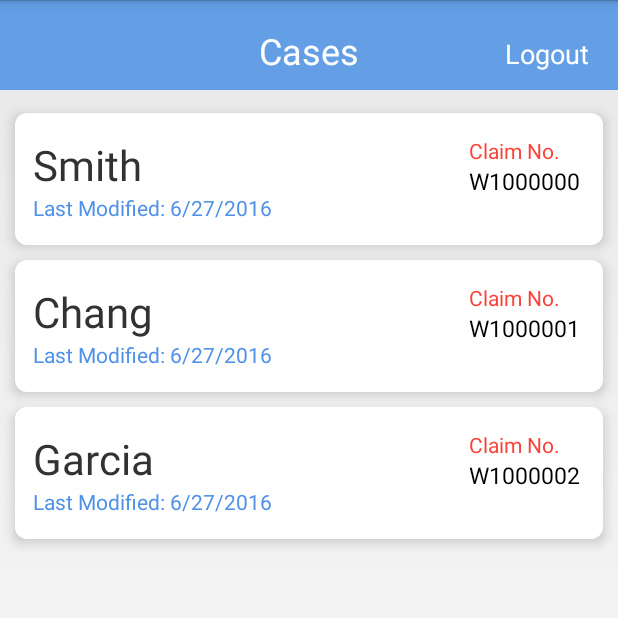
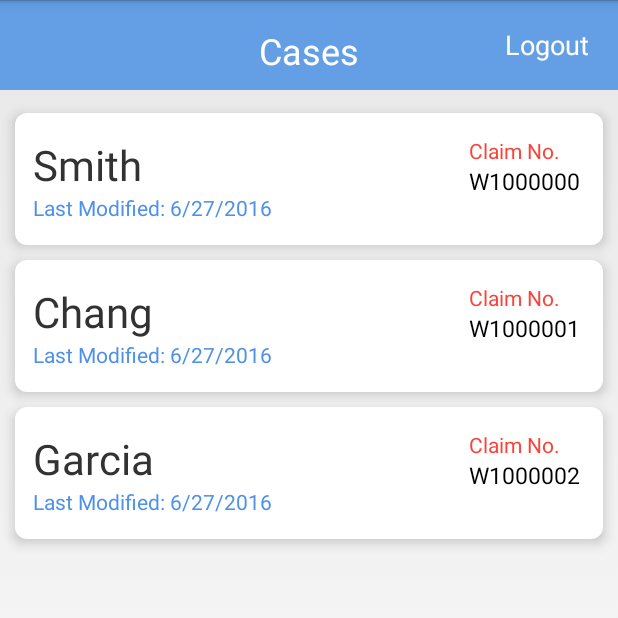
Before and after one commit to loug38/EKVoiceAndroidPrototype, an Android app: the CaseList screen opened directly, with no data from a screen before it, on a phone screen of 412 x 824 dp, the top half of it. Run offline under Robolectric (Android 15) with nearby library versions, the phone set to English and light mode, and no system bars.

Commit message:
presentation version

```diff
--- a/app/src/main/java/datacare/ekvoice/Case.java
+++ b/app/src/main/java/datacare/ekvoice/Case.java
@@ -2,7 +2,6 @@ package datacare.ekvoice;
 
 import java.io.Serializable;
 import java.util.ArrayList;
-import java.util.Vector;
 
 /**
  * Created by Robin on 3/5/2016.
@@ -35,6 +34,8 @@ public class Case implements Serializable{
     public ArrayList<Note> notes;
     public static class Note implements Serializable{
         public String user;
+        public String phone;
+        public String email;
         public String date;
         public String noteText;
         public Contact contact;
--- a/app/src/main/java/datacare/ekvoice/CaseAdapter.java
+++ b/app/src/main/java/datacare/ekvoice/CaseAdapter.java
@@ -4,11 +4,8 @@ import android.content.Context;
 import android.view.LayoutInflater;
 import android.view.View;
 import android.view.ViewGroup;
-import android.widget.AdapterView;
 import android.widget.ArrayAdapter;
 import android.widget.TextView;
-
-import com.ramotion.foldingcell.FoldingCell;
 
 import java.util.ArrayList;
 
--- a/app/src/main/java/datacare/ekvoice/CaseDetailsAdapter.java
+++ b/app/src/main/java/datacare/ekvoice/CaseDetailsAdapter.java
@@ -53,6 +53,7 @@ public class CaseDetailsAdapter extends FragmentActivity {
         });
 
     }
+
     //Tnis method will check to see if each contact has been populated by the JSON parser if the
     //contact is populated it will add it to the list of contacts to display.
     private void makeContactList(Case myCase){
--- a/app/src/main/java/datacare/ekvoice/CaseList.java
+++ b/app/src/main/java/datacare/ekvoice/CaseList.java
@@ -1,12 +1,8 @@
 package datacare.ekvoice;
 
-import android.Manifest;
 import android.app.Activity;
 import android.content.Intent;
-import android.content.pm.PackageManager;
 import android.os.Bundle;
-import android.support.v4.app.ActivityCompat;
-import android.support.v4.content.ContextCompat;
 import android.view.View;
 import android.widget.AdapterView;
 import android.widget.ListView;
@@ -51,7 +47,7 @@ public class CaseList extends Activity {
 
     public void logoutButton(View v){
         finish();
-        startActivity(new Intent(this, LoginActivity.class));
+        //startActivity(new Intent(this, LoginActivity.class));
     }
 
 }
--- a/app/src/main/java/datacare/ekvoice/NotesHistoryFragment.java
+++ b/app/src/main/java/datacare/ekvoice/NotesHistoryFragment.java
@@ -4,18 +4,15 @@ import android.content.Context;
 import android.content.Intent;
 import android.os.Bundle;
 import android.support.v4.app.Fragment;
-import android.util.Log;
 import android.view.LayoutInflater;
 import android.view.View;
 import android.view.ViewGroup;
 import android.widget.AdapterView;
 import android.widget.ArrayAdapter;
-import android.widget.Button;
 import android.widget.ListView;
 import android.widget.TextView;
 
 import java.util.ArrayList;
-import java.util.Collection;
 import java.util.Collections;
 
 /**
@@ -54,7 +51,7 @@ public class NotesHistoryFragment extends Fragment{
                 Intent intent = new Intent(getActivity(), NoteActivity.class);
                 intent.putExtra("CASE_EXTRA", storedCase);
                 intent.putExtra("selectedNote", itemValue);
-                intent.putExtra("selectedNoteData", storedCase);
+                //intent.putExtra("selectedNoteData", storedCase);
 
                 startActivity(intent);
 
--- a/app/src/main/java/datacare/ekvoice/SplashActivity.java
+++ b/app/src/main/java/datacare/ekvoice/SplashActivity.java
@@ -4,7 +4,6 @@ import android.app.Activity;
 import android.content.Intent;
 import android.os.Bundle;
 import android.os.Handler;
-import android.view.Menu;
 
 /*
 created by orodrig2 on april 7th.
--- a/app/src/main/res/layout/activity_case_list.xml
+++ b/app/src/main/res/layout/activity_case_list.xml
@@ -11,21 +11,6 @@
         android:layout_alignParentTop="true"
         android:layout_alignParentStart="true">
 
-        <Button
-            android:layout_width="wrap_content"
-            android:layout_height="wrap_content"
-            style="@style/ContentMainBadgeTitle"
-            android:text="Logout"
-            android:onClick="logoutButton"
-            android:id="@+id/logout_button"
-            android:layout_gravity= "right|bottom"
-            android:textColor="#ffffff"
-            android:background="#00ffffff"
-            android:textSize="18dp"
-            android:layout_marginRight="15dp"
-            android:layout_above="@+id/listV"
-            android:layout_alignEnd="@+id/listV" />
-
         <TextView
             android:layout_width="wrap_content"
             android:layout_height="wrap_content"
@@ -36,6 +21,21 @@
             android:textColor="#ffffff"
             android:textSize="24dp"
             android:layout_marginBottom="10dp" />
+
+        <Button
+            android:layout_width="wrap_content"
+            android:layout_height="wrap_content"
+            style="@style/ContentMainBadgeTitle"
+            android:text="Logout"
+            android:onClick="logoutButton"
+            android:id="@+id/logout_button"
+            android:layout_gravity= "right|center_vertical"
+            android:textColor="#ffffff"
+            android:background="#00ffffff"
+            android:textSize="18dp"
+            android:layout_marginRight="15dp"
+            android:layout_above="@+id/listV"
+            android:layout_alignEnd="@+id/listV" />
 
     </FrameLayout>
 
--- a/app/src/main/res/layout/contact_content_layout.xml
+++ b/app/src/main/res/layout/contact_content_layout.xml
@@ -203,6 +203,7 @@
             android:textColorHint="#649fe5"
             android:textColorLink="#649fe5" />
 
+
     </LinearLayout>
 
 </LinearLayout>
```
Also changed, not shown: app/src/main/java/datacare/ekvoice/ContactListFragment.java (+8 -5 lines), app/src/main/java/datacare/ekvoice/NoteActivity.java (+104 -36 lines).
